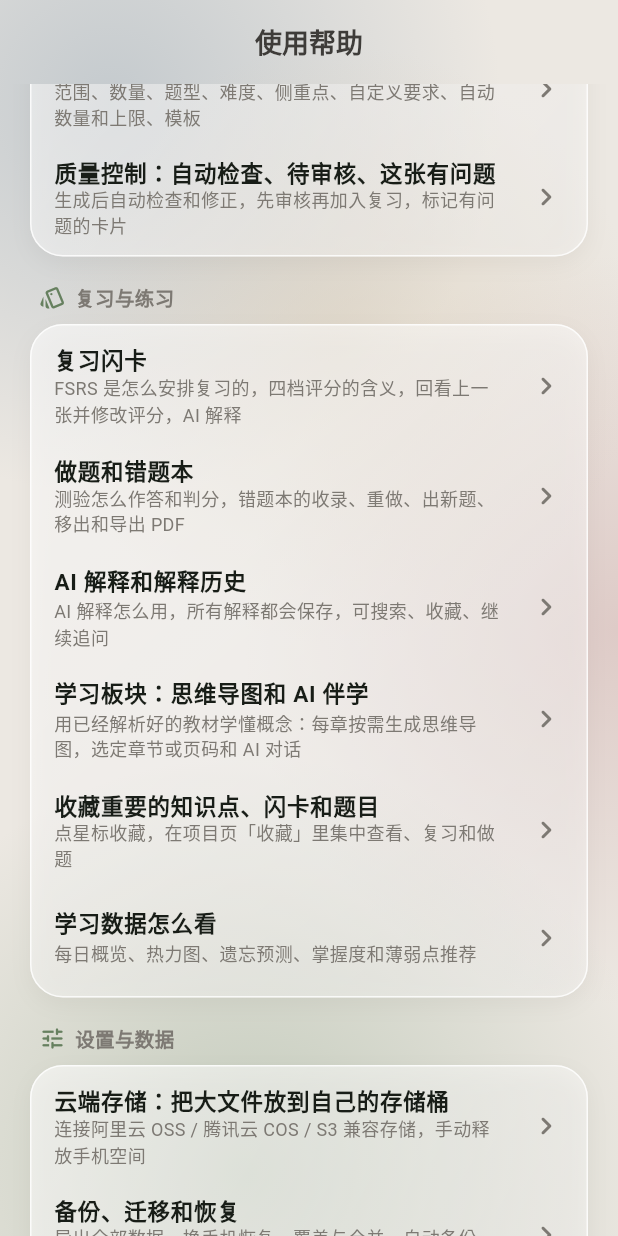
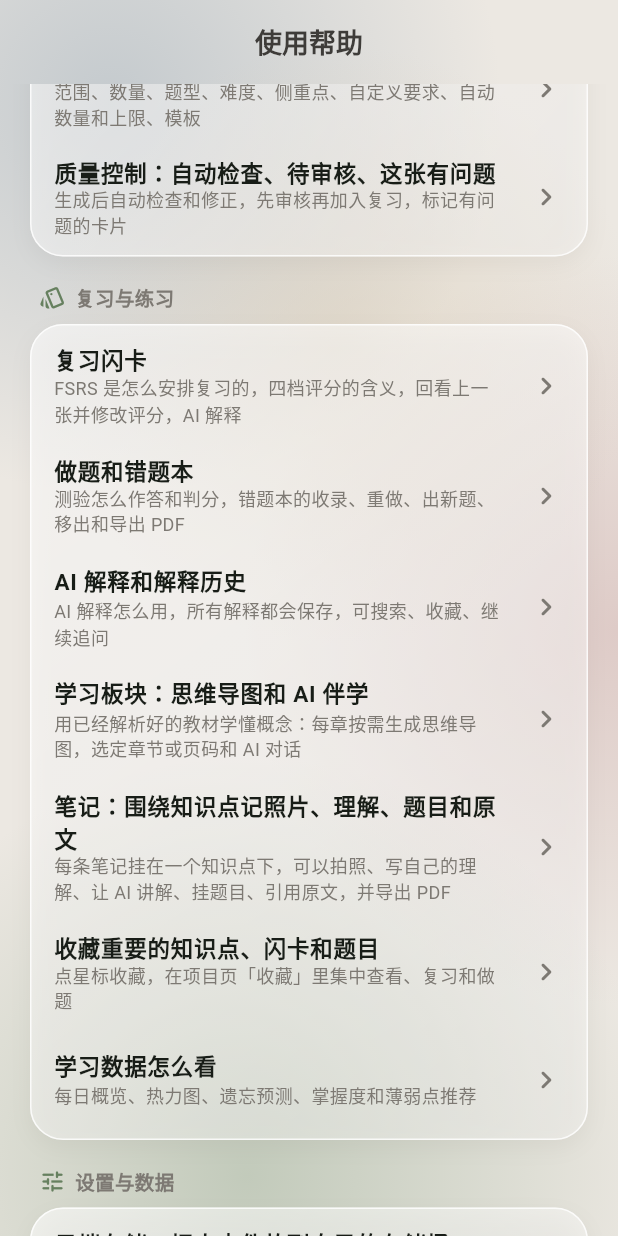
Before and after one commit to HenryHam88/ai-flashcards, a Flutter app: the HelpHomePage screen opened directly, scrolled down 576 dp, on a phone screen of 412 x 824 dp. Run offline on Flutter 3.47's test engine with Material 3 defaults, Android fonts, the phone set to English and light mode, and no system bars; our stand-ins replace file_picker, flutter_local_notifications, flutter_secure_storage, flutter_timezone, image_picker, material_ui and 5 more; missing offline and left inert: charset, flutter_math_fork, syncfusion_flutter_pdf; accounts and stored records are empty.

Commit message:
Phase 5：知识点笔记（照片、我的理解、AI 讲解、相关题目、引用原文、PDF 导出）与帮助文章

```diff
--- a/lib/help/help_articles.dart
+++ b/lib/help/help_articles.dart
@@ -46,7 +46,7 @@ class HelpIds {
   static const byName = {
     'quickStart': quickStart, 'keys': keys, 'upload': upload, 'chapters': chapters, 'generate': generate,
     'quality': quality, 'review': review, 'quiz': quiz, 'explain': explain, 'stats': stats, 'backup': backup,
-    'appearance': appearance, 'faq': faq, 'favorites': favorites, 'cloud': cloud, 'study': study,
+    'appearance': appearance, 'faq': faq, 'favorites': favorites, 'cloud': cloud, 'study': study, 'notes': notes,
   };
   static const quickStart = 'quick_start';
   static const keys = 'keys';
@@ -64,6 +64,7 @@ class HelpIds {
   static const favorites = 'favorites';
   static const cloud = 'cloud';
   static const study = 'study';
+  static const notes = 'notes';
 }
 
 const helpArticles = <HelpArticle>[
@@ -482,6 +483,33 @@ PDF 按章节分组，公式按应用里的样式排版成图片；文字用内
 ''',
   ),
   HelpArticle(
+    id: HelpIds.notes,
+    category: 'study',
+    title: '笔记：围绕知识点记照片、理解、题目和原文',
+    summary: '每条笔记挂在一个知识点下，可以拍照、写自己的理解、让 AI 讲解、挂题目、引用原文，并导出 PDF',
+    keywords: ['笔记', '拍照', '照片', '相册', '我的理解', 'AI 讲解', '引用', '原文', '相关题目', '导出', 'PDF'],
+    body: r'''
+### 新建笔记
+- 打开项目，点计数下面的「笔记」，再点「新建笔记」，选一个知识点。
+- 也可以在学习板块的导图节点上点「写笔记」，在 AI 伴学的回答下面点「存为笔记」，或在收藏的知识点里点「写笔记」。同一个知识点只有一条笔记，再次打开会接着写。
+
+### 一条笔记里能放什么
+1. **照片**：点「添加」→「拍照」或「从相册选择」。照片会压缩（长边 1600 像素）后保存，一张通常只有几百 KB。
+2. **我的理解**：用自己的话讲一遍，公式写成 `$...$`，下面会显示排版后的预览。
+3. **AI 讲解**：点「让 AI 讲解这个知识点」，AI 会结合知识点、你的理解和教材原文讲解；右边菜单可以「重新生成」或「清除」。
+4. **相关题目**：点「选择」，同一知识点的题目排在前面。
+5. **引用原文**：点「引用」，输入页码，再点选要引用的段落。引用会带上页码，点一下就能查看原文。
+
+改动会自动保存。
+
+### 导出 PDF
+在笔记页右上角点 PDF 图标导出这一条；在笔记列表右上角点 PDF 图标导出全部笔记（按章节分组，照片和公式都会排进去）。
+
+### 照片和空间
+照片存在应用里，会跟着备份一起导出。配置了云端存储后，可以在「释放空间」里把照片放到云端；之后点开照片时会自动下载回来。删除笔记会同时删除它的照片。
+''',
+  ),
+  HelpArticle(
     id: HelpIds.favorites,
     category: 'study',
     title: '收藏重要的知识点、闪卡和题目',
--- a/lib/ui/notes_page.dart
+++ b/lib/ui/notes_page.dart
@@ -152,7 +152,7 @@ class NoteTile extends StatelessWidget {
         MathText(n.title.isEmpty ? '（无标题）' : n.title, style: const TextStyle(fontSize: 15, fontWeight: FontWeight.w700)),
         if (body.trim().isNotEmpty) ...[
           const SizedBox(height: 4),
-          Text(body.replaceAll(RegExp(r'\s+'), ' '), maxLines: 2, overflow: TextOverflow.ellipsis, style: TextStyle(color: M.sub, fontSize: 13, height: 1.5)),
+          Text(body.replaceAll(RegExp(r'\$+|\*\*'), '').replaceAll(RegExp(r'\s+'), ' '), maxLines: 2, overflow: TextOverflow.ellipsis, style: TextStyle(color: M.sub, fontSize: 13, height: 1.5)),
         ],
         if (n.photoIds.isNotEmpty) ...[
           const SizedBox(height: 8),
@@ -622,7 +622,8 @@ class _NoteEditorPageState extends State<NoteEditorPage> {
               minLines: 4,
               maxLines: null,
               onChanged: (_) => setState(() => dirty = true),
-              decoration: const InputDecoration(hintText: r'用自己的话讲一遍，公式用 $...$', border: InputBorder.none, enabledBorder: InputBorder.none, focusedBorder: InputBorder.none),
+              decoration: const InputDecoration(
+                  hintText: r'用自己的话讲一遍，公式用 $...$', filled: false, border: InputBorder.none, enabledBorder: InputBorder.none, focusedBorder: InputBorder.none),
             ),
           ),
           if (own.text.contains(r'$')) ...[
```
Also changed, not shown: 11 other files.
